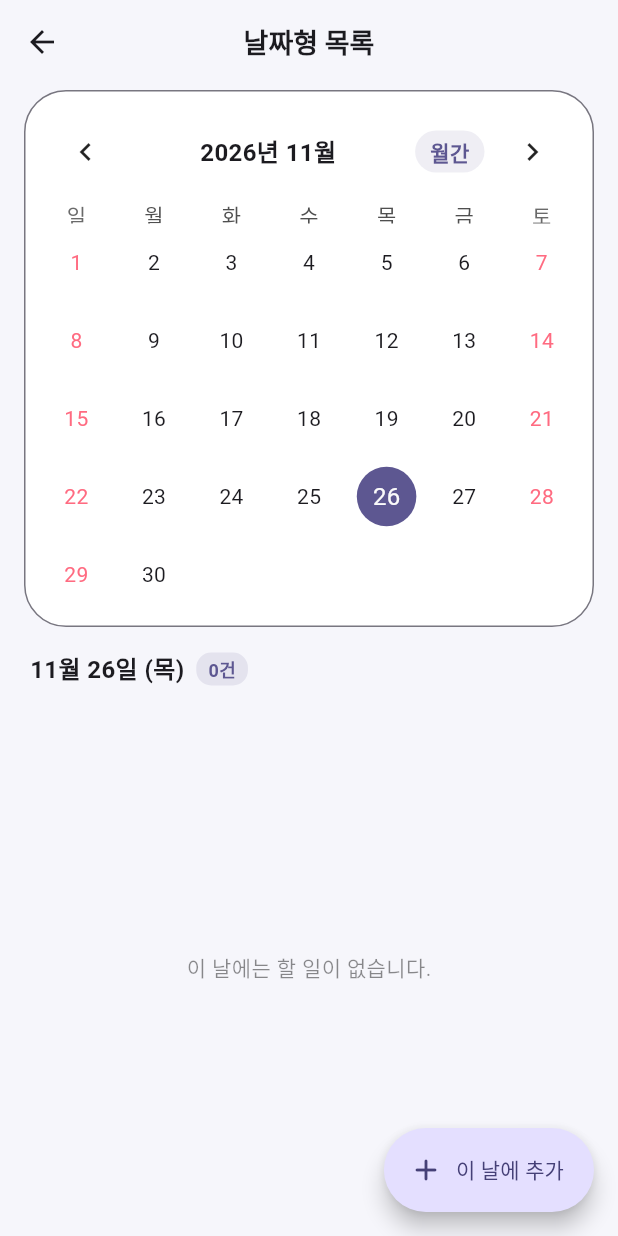
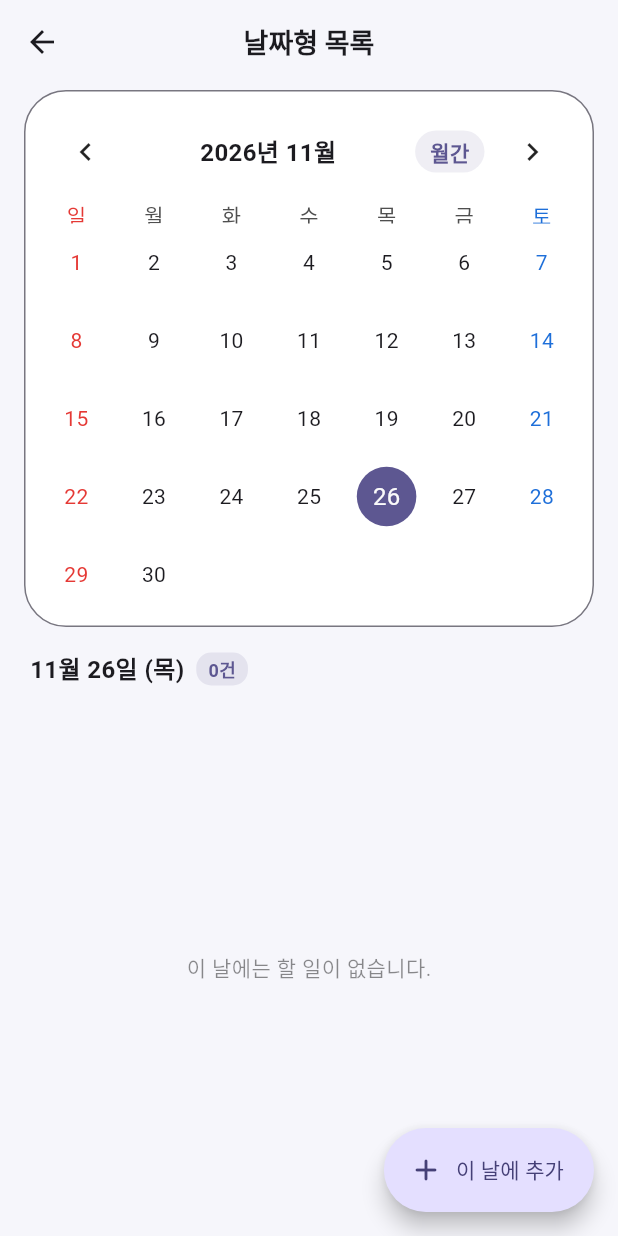
Before and after one commit to herjy6372/mytodo, a Flutter app: the CalendarScreen screen opened directly, on a phone screen of 412 x 824 dp. Run offline on Flutter 3.47's test engine with Material 3 defaults, Android fonts, the phone set to English and light mode, and no system bars; drawn by our look-alikes of table_calendar; our stand-ins replace cloud_firestore, device_info_plus, file_picker, firebase_auth, firebase_core, fl_chart and 8 more; missing offline and left inert: flutter_quill, holiday_jp, home_widget; accounts and stored records are empty; statements that could not run were skipped.

Commit message:
달력 주말 색 국가별 표시, 큰 글씨 화면 수정, 업데이트 내역 정리
- 달력: 한국·일본(미설정 포함)은 토요일 파란색·일요일 빨간색,
  필리핀·베트남은 일요일만 빨간색, 미국은 주말 색 구분 없음
- 달력: 요일 줄 높이를 글자 크기에 맞춰 큰 글씨에서 잘리지 않게 함
- 그래프: 날짜 라벨을 칸 너비 안에 맞추고 월별 라벨을 yy.M으로 줄여 겹침 해결
- 세계 시각: 큰 글씨에서 날짜가 잘리지 않도록 GMT 아래 줄로 내려 표시
- 테스트의 불필요한 dart:ui import 제거
- docs/update_history.xlsx: 1.5.2~1.6.3 업데이트 내역 정리

Co-Authored-By: Claude Opus 5.5 <noreply@anthropic.com>

```diff
--- a/lib/screens/calendar_screen.dart
+++ b/lib/screens/calendar_screen.dart
@@ -35,6 +35,22 @@ class _CalendarScreenState extends State<CalendarScreen> {
   bool get _isKrUser => _countryCode == 'KR';
   bool get _isJpUser => _countryCode == 'JP';
 
+  /// 나라별 달력 주말 글자색 (공휴일은 holidayTextStyle 로 따로 빨간색)
+  /// - 미국: 토·일 모두 평일과 같은 색
+  /// - 필리핀·베트남: 일요일만 빨간색, 토요일은 평일과 같은 색
+  /// - 한국·일본(국가 미설정 포함): 토요일 파란색, 일요일 빨간색
+  Color? _weekendColor(DateTime day, bool isDark) {
+    final c = _countryCode;
+    if (c == 'US') return null;
+    if (day.weekday == DateTime.sunday) {
+      return isDark ? const Color(0xFFFF6B6B) : const Color(0xFFE53935);
+    }
+    if (day.weekday == DateTime.saturday && c != 'PH' && c != 'VN') {
+      return isDark ? const Color(0xFF6EA8FF) : const Color(0xFF1E6FD9);
+    }
+    return null;
+  }
+
   @override
   void initState() {
     super.initState();
@@ -67,6 +83,8 @@ class _CalendarScreenState extends State<CalendarScreen> {
   @override
   Widget build(BuildContext context) {
     final scheme = Theme.of(context).colorScheme;
+    final isDark = Theme.of(context).brightness == Brightness.dark;
+    final calLocale = LanguageRepository.instance.language.calendarLocale;
     final dayTodos = _eventsForDay(_selected);
     final isKr = _isKrUser;
     final isJp = _isJpUser;
@@ -96,12 +114,17 @@ class _CalendarScreenState extends State<CalendarScreen> {
                 border: Border.all(color: Theme.of(context).dividerColor),
               ),
               child: TableCalendar<Todo>(
-                locale: LanguageRepository.instance.language.calendarLocale,
+                locale: calLocale,
+                // 주말 색은 나라별로 calendarBuilders 에서 직접 칠함
+                weekendDays: const [],
                 firstDay: DateTime.utc(2020, 1, 1),
                 lastDay: DateTime.utc(2100, 12, 31),
                 focusedDay: _focused,
                 selectedDayPredicate: (d) => isSameDay(d, _selected),
                 calendarFormat: _format,
+                // 요일 줄 높이(기본 16)를 글자 크기 설정에 맞춰 늘려 큰 글씨에서 잘리지 않게 함
+                daysOfWeekHeight:
+                    16 * MediaQuery.textScalerOf(context).scale(10) / 10,
                 availableCalendarFormats: {
                   CalendarFormat.month: l.calendarFormatMonth,
                   CalendarFormat.twoWeeks: l.calendarFormatTwoWeeks,
@@ -161,8 +184,6 @@ class _CalendarScreenState extends State<CalendarScreen> {
                   ),
                   markersAlignment: Alignment.bottomCenter,
                   markerMargin: const EdgeInsets.only(top: 4),
-                  weekendTextStyle:
-                      const TextStyle(color: Color(0xFFFF6B81)),
                   outsideDaysVisible: false,
                   // 공휴일 스타일: 빨간색 굵은 텍스트
                   holidayTextStyle: const TextStyle(
@@ -174,6 +195,32 @@ class _CalendarScreenState extends State<CalendarScreen> {
                 ),
                 // ── 공휴일 셀 빌더 (오늘이 공휴일일 때 빨간 텍스트 유지) ──
                 calendarBuilders: CalendarBuilders<Todo>(
+                  // 요일 줄: 나라별 주말 색 (색이 없으면 기본 모양)
+                  dowBuilder: (context, day) {
+                    final c = _weekendColor(day, isDark);
+                    if (c == null) return null;
+                    return Semantics(
+                      label: DateFormat.EEEE(calLocale).format(day),
+                      excludeSemantics: true,
+                      child: Center(
+                        child: Text(
+                          DateFormat.E(calLocale).format(day),
+                          style: TextStyle(color: c),
+                        ),
+                      ),
+                    );
+                  },
+                  // 날짜 칸: 나라별 주말 색 (평일·색 없는 날은 기본 모양)
+                  defaultBuilder: (context, day, focusedDay) {
+                    final c = _weekendColor(day, isDark);
+                    if (c == null) return null;
+                    return Container(
+                      margin: const EdgeInsets.all(6),
+                      alignment: Alignment.center,
+                      decoration: const BoxDecoration(shape: BoxShape.circle),
+                      child: Text('${day.day}', style: TextStyle(color: c)),
+                    );
+                  },
                   todayBuilder: (context, day, focusedDay) {
                     final isHol = (isKr && _krHolidaySvc.isHoliday(day)) ||
                         (isJp && _jpHolidaySvc.isHoliday(day));
@@ -189,7 +236,7 @@ class _CalendarScreenState extends State<CalendarScreen> {
                           style: TextStyle(
                             color: isHol
                                 ? const Color(0xFFE53935)
-                                : scheme.onSurface,
+                                : (_weekendColor(day, isDark) ?? scheme.onSurface),
                             fontWeight: FontWeight.w700,
                           ),
                         ),
```
Also changed, not shown: lib/screens/graph_screen.dart (+13 -1 lines), lib/screens/world_clock_screen.dart (+10 -4 lines), 2 other files.
